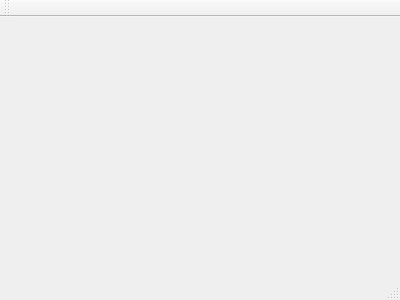
This is mainwindow.ui in a-nizam/localBroadcasterClient as Qt 5 draws it before an edit. The edited form follows.
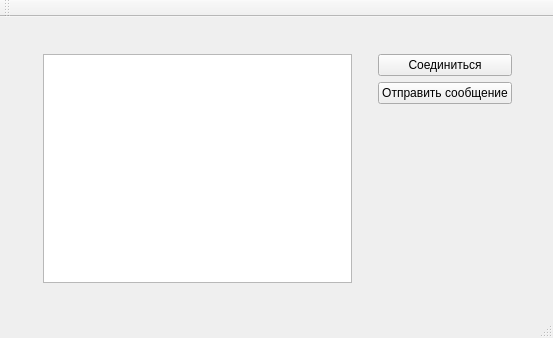
This is the edited form.

Diff of the .ui file:
```diff
--- a/mainwindow.ui
+++ b/mainwindow.ui
@@ -1,24 +1,107 @@
 <ui version="4.0">
  <class>MainWindow</class>
- <widget class="QMainWindow" name="MainWindow" >
-  <property name="geometry" >
+ <widget class="QMainWindow" name="MainWindow">
+  <property name="geometry">
    <rect>
     <x>0</x>
     <y>0</y>
-    <width>400</width>
-    <height>300</height>
+    <width>553</width>
+    <height>338</height>
    </rect>
   </property>
   <property name="windowTitle" >
    <string>MainWindow</string>
   </property>
-  <widget class="QMenuBar" name="menuBar" />
-  <widget class="QToolBar" name="mainToolBar" />
-  <widget class="QWidget" name="centralWidget" />
-  <widget class="QStatusBar" name="statusBar" />
+  <widget class="QWidget" name="centralWidget">
+   <widget class="QWidget" name="">
+    <property name="geometry">
+     <rect>
+      <x>32</x>
+      <y>26</y>
+      <width>491</width>
+      <height>251</height>
+     </rect>
+    </property>
+    <layout class="QHBoxLayout" name="horizontalLayout">
+     <item>
+      <widget class="QTextEdit" name="teMessage"/>
+     </item>
+     <item>
+      <spacer name="horizontalSpacer">
+       <property name="orientation">
+        <enum>Qt::Horizontal</enum>
+       </property>
+       <property name="sizeType">
+        <enum>QSizePolicy::Fixed</enum>
+       </property>
+       <property name="sizeHint" stdset="0">
+        <size>
+         <width>20</width>
+         <height>20</height>
+        </size>
+       </property>
+      </spacer>
+     </item>
+     <item>
+      <layout class="QVBoxLayout" name="verticalLayout">
+       <item>
+        <widget class="QPushButton" name="pbConnect">
+         <property name="text">
+          <string>Соединиться</string>
+         </property>
+        </widget>
+       </item>
+       <item>
+        <widget class="QPushButton" name="pbSendMessage">
+         <property name="text">
+          <string>Отправить сообщение</string>
+         </property>
+        </widget>
+       </item>
+       <item>
+        <spacer name="verticalSpacer">
+         <property name="orientation">
+          <enum>Qt::Vertical</enum>
+         </property>
+         <property name="sizeHint" stdset="0">
+          <size>
+           <width>20</width>
+           <height>40</height>
+          </size>
+         </property>
+        </spacer>
+       </item>
+      </layout>
+     </item>
+    </layout>
+   </widget>
+   <zorder>pbConnect</zorder>
+   <zorder>pbSendMessage</zorder>
+   <zorder>teMessage</zorder>
+   <zorder>horizontalSpacer</zorder>
+   <zorder>horizontalSpacer</zorder>
+  </widget>
+  <widget class="QMenuBar" name="menuBar">
+   <property name="geometry">
+    <rect>
+     <x>0</x>
+     <y>0</y>
+     <width>553</width>
+     <height>21</height>
+    </rect>
+   </property>
+  </widget>
+  <widget class="QToolBar" name="mainToolBar">
+   <attribute name="toolBarArea">
+    <enum>TopToolBarArea</enum>
+   </attribute>
+   <attribute name="toolBarBreak">
+    <bool>false</bool>
+   </attribute>
+  </widget>
+  <widget class="QStatusBar" name="statusBar"/>
  </widget>
- <layoutDefault spacing="6" margin="11" />
- <pixmapfunction></pixmapfunction>
+ <layoutdefault spacing="6" margin="11"/>
  <resources/>
  <connections/>
 </ui>
```
Left out of the diff: 3 changed lines with no effect on the pictures.
